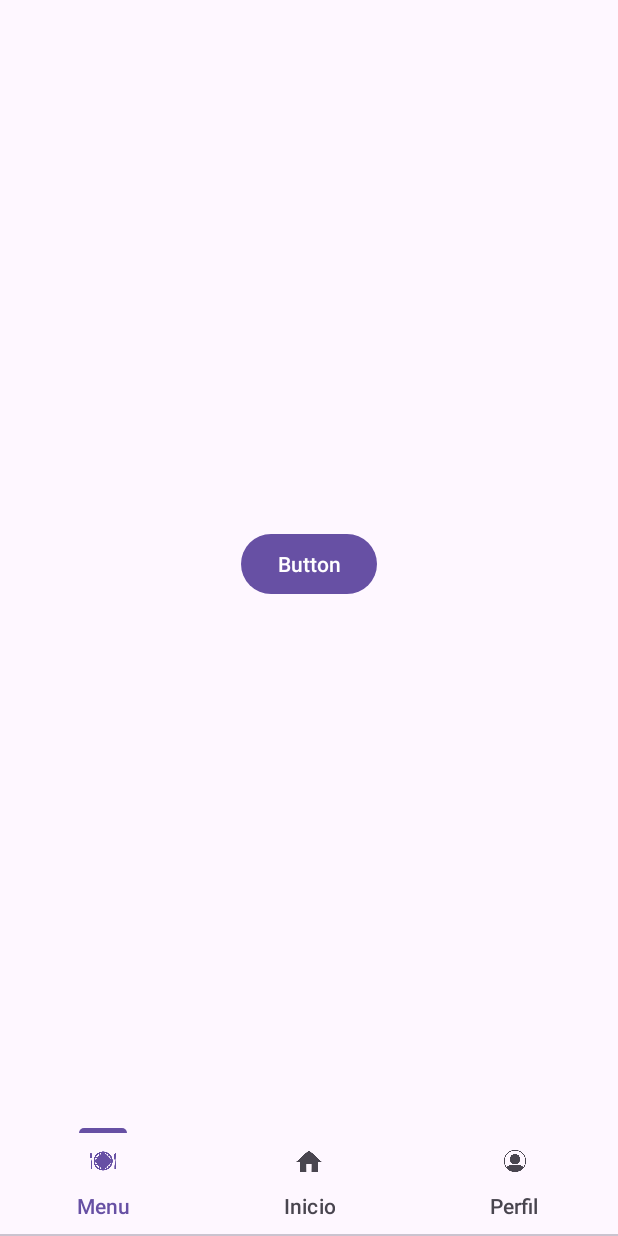
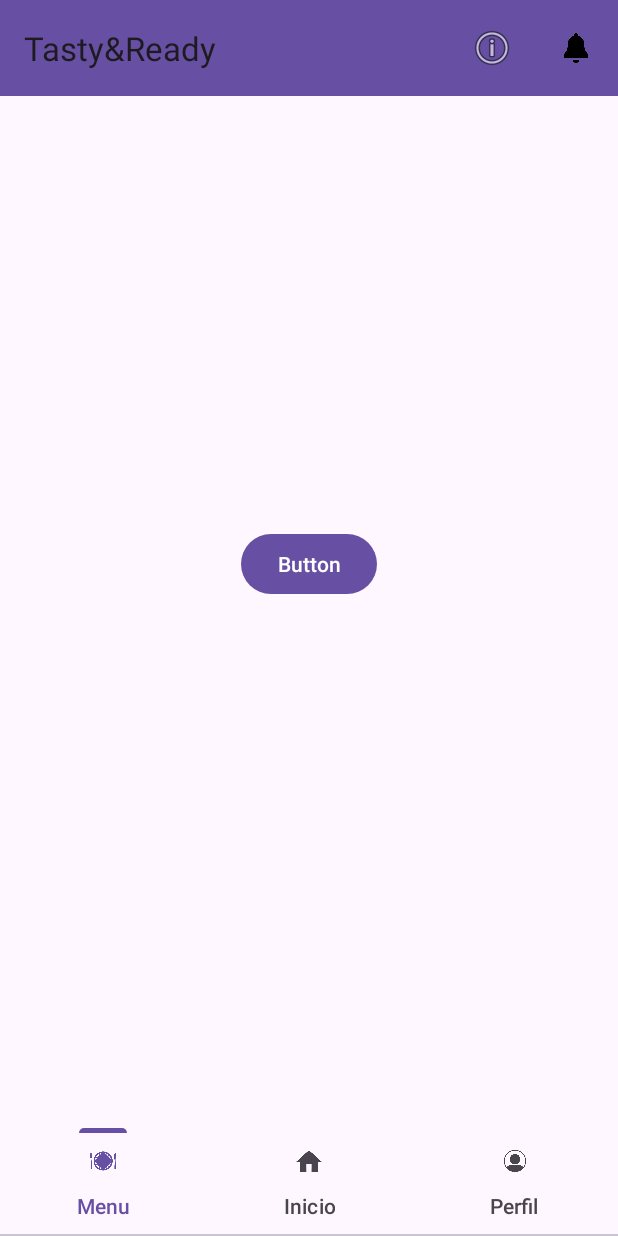
Before and after one commit to alfues62/TastyReady, an Android app: the screen it shows after launch (MainActivity), on a phone screen of 412 x 824 dp. Run offline under Robolectric (Android 15) with nearby library versions, the phone set to English and light mode, and no system bars.

Commit message:
TOOLBAR
Añadido toolbar

```diff
--- a/app/src/main/java/com/example/afusesc/tastyready/MainActivity.java
+++ b/app/src/main/java/com/example/afusesc/tastyready/MainActivity.java
@@ -2,12 +2,14 @@ package com.example.afusesc.tastyready;
 
 import androidx.annotation.NonNull;
 import androidx.appcompat.app.AppCompatActivity;
+import androidx.appcompat.widget.Toolbar;
 import androidx.fragment.app.Fragment;
 import androidx.fragment.app.FragmentActivity;
 import androidx.viewpager2.adapter.FragmentStateAdapter;
 import androidx.viewpager2.widget.ViewPager2;
 
 import android.os.Bundle;
+import android.view.Menu;
 import android.widget.TextView;
 
 import com.google.android.material.tabs.TabLayout;
@@ -31,6 +33,10 @@ public class MainActivity extends AppCompatActivity {
         super.onCreate(savedInstanceState);
         setContentView(R.layout.activity_main);
 
+        //Toolbar
+        Toolbar toolbar = (Toolbar) findViewById(R.id.toolbar);
+        setSupportActionBar(toolbar);
+
         //Pestañas
         ViewPager2 viewPager = findViewById(R.id.viewpager);
         viewPager.setAdapter(new MiPagerAdapter(this));
@@ -41,11 +47,15 @@ public class MainActivity extends AppCompatActivity {
                     public void onConfigureTab(@NonNull TabLayout.Tab tab, int position){
                         tab.setText(nombres[position]);
                         tab.setIcon(drawables[position]);
-
                     }
                 }
         ).attach();
 
+    }
+
+    @Override public boolean onCreateOptionsMenu(Menu menu) {
+        getMenuInflater().inflate(R.menu.menu_main, menu);
+        return true; /** true -> el menú ya está visible */
     }
 
     public class MiPagerAdapter extends FragmentStateAdapter {
--- a/app/src/main/res/layout/activity_main.xml
+++ b/app/src/main/res/layout/activity_main.xml
@@ -3,6 +3,18 @@
     android:layout_width="match_parent"
     android:layout_height="match_parent"
     xmlns:app="http://schemas.android.com/apk/res-auto">
+
+    <androidx.appcompat.widget.Toolbar
+        android:id="@+id/toolbar"
+        android:layout_width="match_parent"
+        android:layout_height="?attr/actionBarSize"
+        android:background="?attr/colorPrimary"
+        android:elevation="4dp"
+        android:theme="@style/ThemeOverlay.AppCompat.ActionBar"
+        app:popupTheme="@style/ThemeOverlay.AppCompat.Light"
+        app:layout_constraintTop_toTopOf="parent"
+        app:layout_constraintLeft_toLeftOf="parent"
+    />
 
     <androidx.viewpager2.widget.ViewPager2
         android:id="@+id/viewpager"
--- /dev/null
+++ b/app/src/main/res/menu/menu_main.xml
@@ -0,0 +1,17 @@
+<?xml version="1.0" encoding="utf-8"?>
+<menu xmlns:android="http://schemas.android.com/apk/res/android"
+    xmlns:app="http://schemas.android.com/apk/res-auto"
+    xmlns:tools="http://schemas.android.com/ tools"
+    tools:context=".MainActivity">
+    <item android:title="Acerca de..."
+        android:id="@+id/acercaDe"
+        android:icon="@android:drawable/ic_menu_info_details"
+        android:orderInCategory="10"
+        app:showAsAction="ifRoom|withText"/>
+    <item
+        android:id="@+id/notificaciones"
+        android:icon="@drawable/icono_campana"
+        android:orderInCategory="115"
+        android:title="Notificaciones"
+        app:showAsAction="always|collapseActionView" />
+</menu>
```
Also changed, not shown: app/src/main/res/drawable/icono_campana.png (added).
